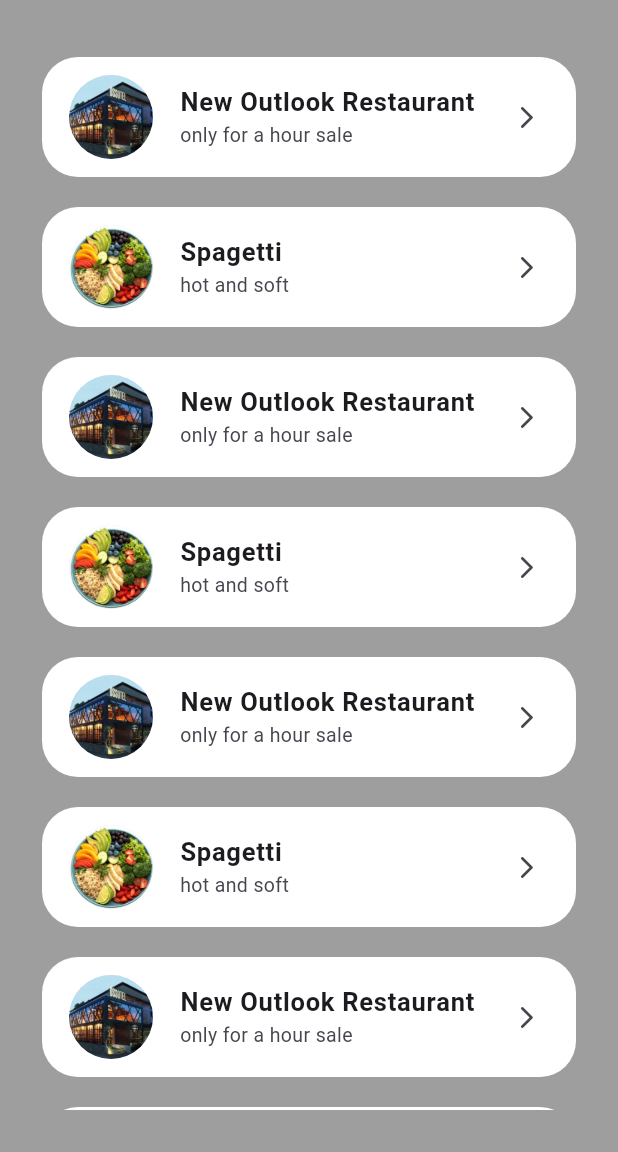
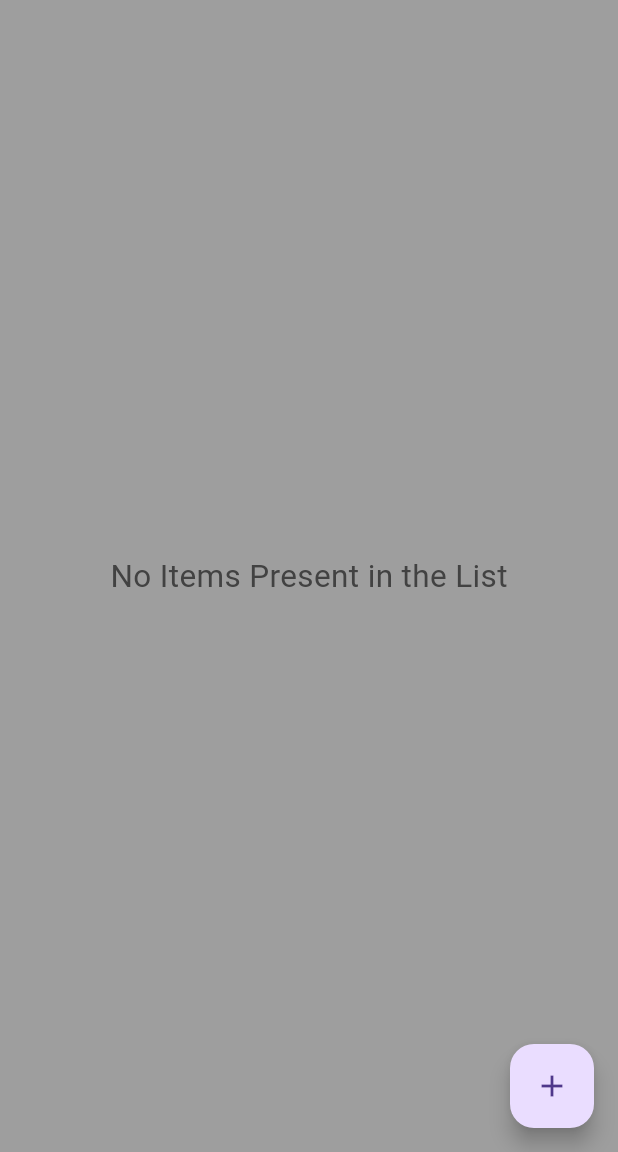
Before and after one commit to Shaurya0987/Sqflite---local-Database, a Flutter app: the Listviewbuilderdemo screen opened directly, on a phone screen of 412 x 824 dp, the part 84-1236 px from its top. Run offline on Flutter 3.47's test engine with Material 3 defaults, Android fonts, the light colour scheme and no system bars; our stand-ins replace fluttertoast, sqflite; accounts and stored records are empty.

Commit message:
ListView.Builder First Done with Provider + Local DB

```diff
--- /dev/null
+++ b/lib/Providers/firstListViewProvider.dart
@@ -0,0 +1,18 @@
+import 'package:flutter/material.dart';
+import 'package:localdb/local%20DataBase/firstListviewDb.dart';
+
+class FirstItemProvider extends ChangeNotifier {
+  final DatabaseHelper db = DatabaseHelper.instance;
+
+  List<Map<String, dynamic>> items = [];
+
+  Future<void> loadItems() async {
+    items = await db.getItems();
+    notifyListeners();
+  }
+
+  Future<void> addItem(String age, String title, String subtitle) async {
+    await db.insertItem(age, title, subtitle);
+    await loadItems();
+  }
+}
--- a/lib/Screens/ListViewBuilderDemo.dart
+++ b/lib/Screens/ListViewBuilderDemo.dart
@@ -1,83 +1,26 @@
 import 'package:flutter/material.dart';
+import 'package:localdb/Providers/firstListViewProvider.dart';
+import 'package:provider/provider.dart';
 
 class Listviewbuilderdemo extends StatelessWidget {
   const Listviewbuilderdemo({super.key});
 
   @override
   Widget build(BuildContext context) {
-    final List<Map<String, String>> items = [
-      {
-        "image": "assets/outLookRestaurant.jpg",
-        "title": "New Outlook Restaurant",
-        "subtitle": "only for a hour sale",
-      },
-      {
-        "image": "assets/picture1.jpg",
-        "title": "Spagetti",
-        "subtitle": "hot and soft",
-      },
-      {
-        "image": "assets/outLookRestaurant.jpg",
-        "title": "New Outlook Restaurant",
-        "subtitle": "only for a hour sale",
-      },
-      {
-        "image": "assets/picture1.jpg",
-        "title": "Spagetti",
-        "subtitle": "hot and soft",
-      },
-      {
-        "image": "assets/outLookRestaurant.jpg",
-        "title": "New Outlook Restaurant",
-        "subtitle": "only for a hour sale",
-      },
-      {
-        "image": "assets/picture1.jpg",
-        "title": "Spagetti",
-        "subtitle": "hot and soft",
-      },
-      {
-        "image": "assets/outLookRestaurant.jpg",
-        "title": "New Outlook Restaurant",
-        "subtitle": "only for a hour sale",
-      },
-      {
-        "image": "assets/picture1.jpg",
-        "title": "Spagetti",
-        "subtitle": "hot and soft",
-      },
-      {
-        "image": "assets/picture2.jpg",
-        "title": "Samose",
-        "subtitle": "only for last 3 person left",
-      },
-      {
-        "image": "assets/picture3.jpg",
-        "title": "Pizza",
-        "subtitle": "only 4 left",
-      },
-      {
-        "image": "assets/picture3.jpg",
-        "title": "Pizza",
-        "subtitle": "only 4 left",
-      },
-      {
-        "image": "assets/picture3.jpg",
-        "title": "Pizza",
-        "subtitle": "only 4 left",
-      },
-    ];
+    // WATCH provider for UI updates
+    final provider = context.watch<FirstItemProvider>();
+    final items = provider.items;
 
     return Scaffold(
       backgroundColor: Colors.grey,
       appBar: AppBar(
         backgroundColor: Colors.grey.shade700,
         centerTitle: true,
-        title: Text("My items", style: TextStyle(color: Colors.white)),
-        leading: Icon(Icons.arrow_back, size: 27, color: Colors.white),
-        actions: [
+        title: const Text("My items", style: TextStyle(color: Colors.white)),
+        leading: const Icon(Icons.arrow_back, size: 27, color: Colors.white),
+        actions: const [
           Padding(
-            padding: const EdgeInsets.only(right: 10.0),
+            padding: EdgeInsets.only(right: 10.0),
             child: Icon(Icons.more_vert_outlined, color: Colors.white),
           ),
         ],
@@ -88,34 +31,50 @@ class Listviewbuilderdemo extends StatelessWidget {
             ? Center(
                 child: Text(
                   "No Items Present in the List",
-                  style: TextStyle(color: Colors.grey.shade800, fontSize: 21),
+                  style: TextStyle(
+                    color: Colors.grey.shade800,
+                    fontSize: 21,
+                  ),
                 ),
               )
             : ListView.builder(
-                physics: BouncingScrollPhysics(),
+                physics: const BouncingScrollPhysics(),
                 itemCount: items.length,
                 itemBuilder: (context, index) {
                   return WidgetContainer(
-                    image: items[index]["image"]!,
-                    title: items[index]["title"]!,
-                    subtitle: items[index]["subtitle"]!,
+                    age: items[index]["age"],
+                    title: items[index]["title"],
+                    subtitle: items[index]["subtitle"],
                   );
                 },
               ),
+      ),
+
+      /// TEMP BUTTON TO ADD DATA (SAFE PLACE)
+      floatingActionButton: FloatingActionButton(
+        onPressed: () {
+          context.read<FirstItemProvider>().addItem(
+                "2133",
+                "Pizzaess",
+                "Only 423 left",
+              );
+        },
+        child: const Icon(Icons.add),
       ),
     );
   }
 }
 
+
 class WidgetContainer extends StatelessWidget {
-  final String image;
+  final String age;
   final String title;
   final String subtitle;
   const WidgetContainer({
     super.key,
-    required this.image,
     required this.title,
     required this.subtitle,
+    required this.age,
   });
 
   @override
@@ -131,10 +90,7 @@ class WidgetContainer extends StatelessWidget {
         ),
         child: Center(
           child: ListTile(
-            leading: CircleAvatar(
-              radius: 30,
-              backgroundImage: AssetImage(image),
-            ),
+            leading: CircleAvatar(radius: 30, child: Text(age)),
             title: Text(
               title,
               style: TextStyle(fontWeight: FontWeight.bold, fontSize: 17),
--- /dev/null
+++ b/lib/local DataBase/firstListviewDb.dart
@@ -0,0 +1,50 @@
+import 'package:sqflite/sqflite.dart';
+import 'package:path/path.dart';
+
+class DatabaseHelper {
+  static final DatabaseHelper instance = DatabaseHelper._internal();
+  static Database? _database;
+
+  DatabaseHelper._internal();
+
+  Future<Database> get database async {
+    if (_database != null) return _database!;
+    _database = await _initDB();
+    return _database!;
+  }
+
+  Future<Database> _initDB() async {
+    final path = join(await getDatabasesPath(), 'items.db');
+
+    return await openDatabase(
+      path,
+      version: 1,
+      onCreate: (db, version) async {
+        await db.execute('''
+          CREATE TABLE items (
+            id INTEGER PRIMARY KEY AUTOINCREMENT,
+            age TEXT,
+            title TEXT,
+            subtitle TEXT
+          )
+        ''');
+      },
+    );
+  }
+
+  // INSERT
+  Future<void> insertItem(String age, String title, String subtitle) async {
+    final db = await database;
+    await db.insert('items', {
+      'age': age,
+      'title': title,
+      'subtitle': subtitle,
+    });
+  }
+
+  // READ
+  Future<List<Map<String, dynamic>>> getItems() async {
+    final db = await database;
+    return await db.query('items');
+  }
+}
--- a/lib/main.dart
+++ b/lib/main.dart
@@ -1,15 +1,17 @@
 import 'package:flutter/material.dart';
 import 'package:localdb/Contact%20Book%20App/Providers/contactProvider.dart';
 import 'package:localdb/Contact%20Book%20App/Screens/mainScreen.dart';
+import 'package:localdb/Providers/firstListViewProvider.dart';
 import 'package:localdb/Screens/ListViewBuilderDemo.dart';
 import 'package:localdb/Screens/ListViewBuilderDemo2.dart';
+import 'package:localdb/Screens/ListViewBuilderDemo3.dart';
 import 'package:provider/provider.dart';
 
 void main() {
   // REQUIRED for plugins like fluttertoast
   WidgetsFlutterBinding.ensureInitialized();
   runApp(ChangeNotifierProvider(
-    create: (_)=>ContactProvider(),
+    create: (_)=>FirstItemProvider(),
     child: const MyApp(),
     ));
 }
@@ -21,7 +23,7 @@ class MyApp extends StatelessWidget {
   Widget build(BuildContext context) {
     return const MaterialApp(
       debugShowCheckedModeBanner: false,
-      home: Listviewbuilderdemo2(),
+      home: Listviewbuilderdemo(),
     );
   }
 }
```
Also changed, not shown: lib/Screens/ListViewBuilderDemo3.dart (added, +113 -0 lines).
